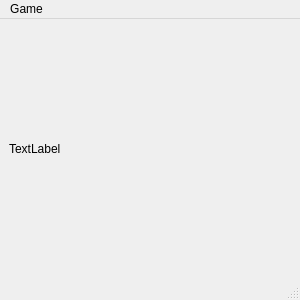
Old version of the form minesweeper_ui.ui in the repository rekin5320/minesweeper.
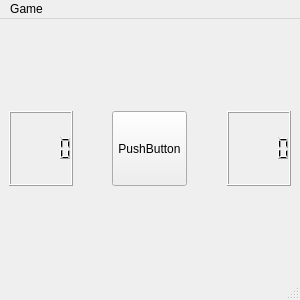
New version of the form.

Commit message: Designed upper part of UI

```diff
--- a/minesweeper_ui.ui
+++ b/minesweeper_ui.ui
@@ -14,22 +14,100 @@
    <string>Minesweeper</string>
   </property>
   <widget class="QWidget" name="centralwidget">
-   <layout class="QGridLayout" name="gridLayoutRoot">
-    <item row="0" column="0">
-     <widget class="QLabel" name="label">
-      <property name="text">
-       <string>TextLabel</string>
-      </property>
-     </widget>
+   <layout class="QVBoxLayout" name="verticalLayout_2">
+    <item>
+     <layout class="QHBoxLayout" name="horizontalLayout">
+      <item>
+       <widget class="QLCDNumber" name="lcdNumber_left">
+        <property name="maximumSize">
+         <size>
+          <width>16777215</width>
+          <height>75</height>
+         </size>
+        </property>
+       </widget>
+      </item>
+      <item>
+       <spacer name="horizontalSpacer">
+        <property name="orientation">
+         <enum>Qt::Horizontal</enum>
+        </property>
+        <property name="sizeHint" stdset="0">
+         <size>
+          <width>40</width>
+          <height>20</height>
+         </size>
+        </property>
+       </spacer>
+      </item>
+      <item>
+       <widget class="QPushButton" name="mainbutton">
+        <property name="sizePolicy">
+         <sizepolicy hsizetype="Fixed" vsizetype="Fixed">
+          <horstretch>0</horstretch>
+          <verstretch>0</verstretch>
+         </sizepolicy>
+        </property>
+        <property name="minimumSize">
+         <size>
+          <width>75</width>
+          <height>75</height>
+         </size>
+        </property>
+        <property name="maximumSize">
+         <size>
+          <width>75</width>
+          <height>75</height>
+         </size>
+        </property>
+        <property name="baseSize">
+         <size>
+          <width>75</width>
+          <height>75</height>
+         </size>
+        </property>
+        <property name="text">
+         <string>PushButton</string>
+        </property>
+       </widget>
+      </item>
+      <item>
+       <spacer name="horizontalSpacer_2">
+        <property name="orientation">
+         <enum>Qt::Horizontal</enum>
+        </property>
+        <property name="sizeHint" stdset="0">
+         <size>
+          <width>40</width>
+          <height>20</height>
+         </size>
+        </property>
+       </spacer>
+      </item>
+      <item>
+       <widget class="QLCDNumber" name="lcdNumber_right">
+        <property name="maximumSize">
+         <size>
+          <width>16777215</width>
+          <height>75</height>
+         </size>
+        </property>
+       </widget>
+      </item>
+     </layout>
     </item>
-    <item row="1" column="0">
-     <layout class="QGridLayout" name="gridLayout">
-      <property name="sizeConstraint">
-       <enum>QLayout::SetFixedSize</enum>
-      </property>
-      <property name="spacing">
-       <number>0</number>
-      </property>
+    <item>
+     <layout class="QHBoxLayout" name="horizontalLayout_3">
+      <item>
+       <layout class="QGridLayout" name="gridLayout">
+        <property name="sizeConstraint">
+         <enum>QLayout::SetFixedSize</enum>
+        </property>
+        <property name="spacing">
+         <number>0</number>
+        </property>
+       </layout>
+      </item>
      </layout>
     </item>
    </layout>
```
The commit also changes 2 other files.
